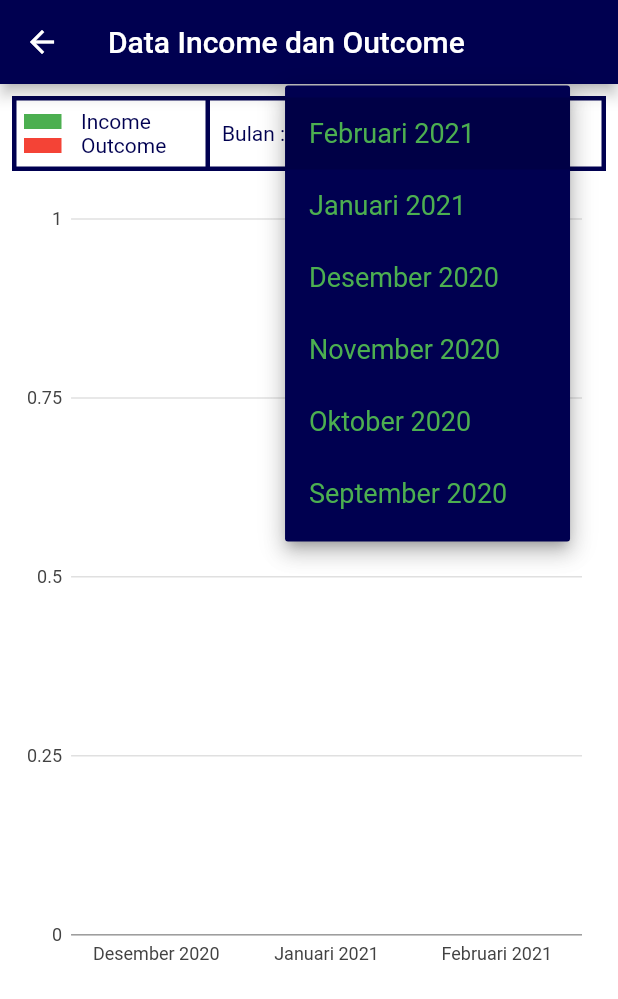
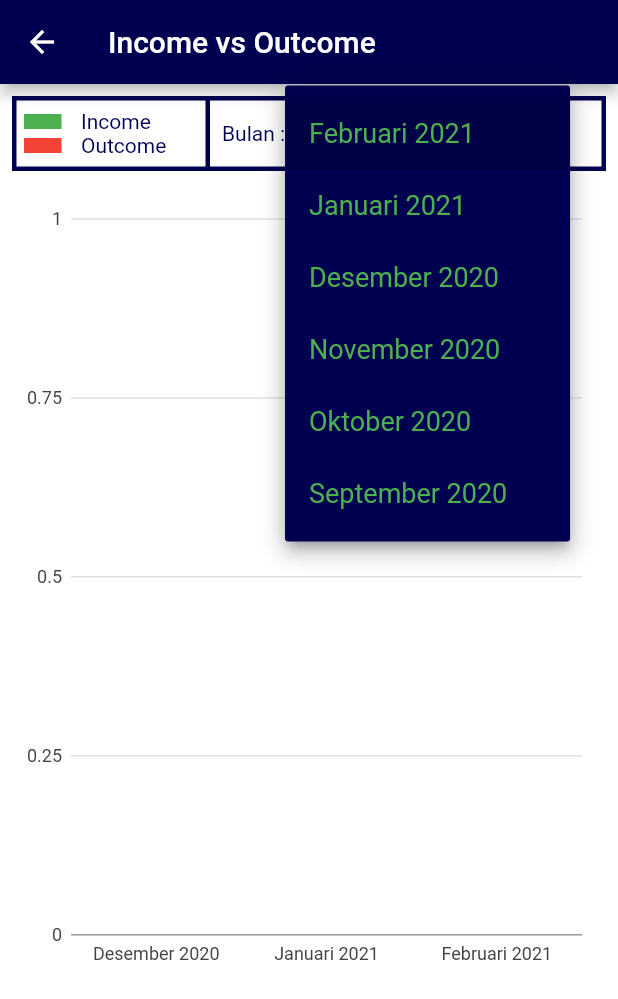
Before and after one commit to HairulAnamS/mynotes, a Flutter app: the GrafikPage screen opened directly, after a tap on an icon or button, on a phone screen of 412 x 824 dp. Shown: the top 999 px of the screen. Run offline on Flutter 3.47's test engine with Material 2 defaults, Android fonts, the light colour scheme and no system bars; our stand-ins replace charts_flutter, chips_choice, cloud_firestore, date_format, date_time_picker, firebase_auth and 12 more; missing offline and left inert: circular_bottom_navigation, custom_switch; accounts and stored records are empty; Roboto replaces fonts that are missing (Play).

Commit message:
finishing 1

```diff
--- a/lib/birthdayInput_page.dart
+++ b/lib/birthdayInput_page.dart
@@ -128,7 +128,7 @@ class _BirthdayInputPageState extends State<BirthdayInputPage> {
     people.jenisKelamin = (genderValue == 0) ? "L" : "P";
     people.urlPhoto = urlImage;
     people.tglLahir = fTglLahir;
-    people.bulan = getBulan(people.tglLahir);
+    people.bulan = getBulan(people.tglLahir, false);
   }
 
   Future<void> doSave(BuildContext context) async {
@@ -289,7 +289,7 @@ class _BirthdayInputPageState extends State<BirthdayInputPage> {
                 onChanged: (val) {
                   setState(() {
                     fTglLahir = new DateFormat("yyyy-MM-dd").parse(val);
-                    getBulan(fTglLahir);
+                    getBulan(fTglLahir, false);
                     print(val);
                   });
                 },
--- a/lib/constant.dart
+++ b/lib/constant.dart
@@ -10,7 +10,7 @@ const Color warna = const Color.fromARGB(255, 0, 0, 80);
 final formatter =
     new NumberFormat.currency(locale: 'id', decimalDigits: 0, symbol: 'Rp.');
 
-String getBulan(DateTime aDate) {
+String getBulan(DateTime aDate, bool isAddYears) {
   List bulanList = [
     "Januari",
     "Februari",
@@ -28,7 +28,11 @@ String getBulan(DateTime aDate) {
   String result;
   int idxBulan = aDate.month;
 
-  result = bulanList[idxBulan - 1] + ' ' + DateFormat('yyyy').format(aDate);
+  if (isAddYears){
+    result = bulanList[idxBulan - 1] + ' ' + DateFormat('yyyy').format(aDate);
+  }else{
+    result = bulanList[idxBulan - 1];
+  }
   //print('bulan lahir : ' + result);
   return result;
 }
--- a/lib/financeInput_page.dart
+++ b/lib/financeInput_page.dart
@@ -89,7 +89,7 @@ class _FinanceInputPageState extends State<FinanceInputPage> {
     finance.kategori = options[fKategori];
     finance.tglTrans = fTglTrans;
     finance.isDebet = fIsDebet;
-    finance.bulanTrans = getBulan(finance.tglTrans);
+    finance.bulanTrans = getBulan(finance.tglTrans, true);
   }
 
   bool checkValidate() {
@@ -337,7 +337,7 @@ class _FinanceInputPageState extends State<FinanceInputPage> {
                         onChanged: (val) {
                           setState(() {
                             fTglTrans = new DateFormat("yyyy-MM-dd").parse(val);
-                            getBulan(fTglTrans);
+                            getBulan(fTglTrans, true);
                             print(val);
                           });
                         },
--- a/lib/finance_page.dart
+++ b/lib/finance_page.dart
@@ -20,7 +20,7 @@ class _FinancePageState extends State<FinancePage> {
     new TabItem(Icons.history, "History", Colors.white,
         labelStyle:
             TextStyle(fontWeight: FontWeight.bold, color: Colors.white)),
-    new TabItem(Icons.stacked_line_chart, "Graphic", Colors.white,
+    new TabItem(Icons.stacked_line_chart, "Graph", Colors.white,
         labelStyle:
             TextStyle(color: Colors.white, fontWeight: FontWeight.bold)),
   ]);
--- a/lib/grafik_page.dart
+++ b/lib/grafik_page.dart
@@ -91,9 +91,9 @@ class _GrafikPageState extends State<GrafikPage> {
     tglAwal = DateTime(tglSkrg.year, tglSkrg.month - 2, 1);
     tglAkhir = DateTime(tglSkrg.year, tglSkrg.month + 1, 0);
 
-    bln2 = getBulan(tglSkrg);
-    bln1 = getBulan(DateTime(tglSkrg.year, tglSkrg.month - 1, 1));
-    bln0 = getBulan(DateTime(tglSkrg.year, tglSkrg.month - 2, 1));
+    bln2 = getBulan(tglSkrg, true);
+    bln1 = getBulan(DateTime(tglSkrg.year, tglSkrg.month - 1, 1), true);
+    bln0 = getBulan(DateTime(tglSkrg.year, tglSkrg.month - 2, 1), true);
 
     print('start ambil data');
     financeList = await financeDB.getFinanceFilter(tglAwal, tglAkhir);
@@ -139,7 +139,7 @@ class _GrafikPageState extends State<GrafikPage> {
     bulanList.clear();
 
     for (int i = 0; i < 6; i++) {
-      month = getBulan(aDate);
+      month = getBulan(aDate, true);
       bulanList.add(month);
       aDate = DateTime(aDate.year, aDate.month - 1, 1);
     }
@@ -152,7 +152,7 @@ class _GrafikPageState extends State<GrafikPage> {
       backgroundColor: Colors.white,
       appBar: AppBar(
         backgroundColor: warna,
-        title: Text('Data Income dan Outcome',
+        title: Text('Income vs Outcome',
             style: GoogleFonts.play(
                 textStyle: TextStyle(fontSize: 20, color: Colors.white))),
       ),
--- a/lib/history_page.dart
+++ b/lib/history_page.dart
@@ -42,7 +42,7 @@ class _HistoryPageState extends State<HistoryPage> {
     if (isUseFilter) {
       financeList = await financeDB.getFinanceFilter(tglAwal, tglAkhir);
     } else {
-      financeList = await financeDB.getFinance(getBulan(DateTime.now()));
+      financeList = await financeDB.getFinance(getBulan(DateTime.now(), true));
     }
     saldo = await financeDB.getSaldo();
     getCome(financeList);
--- a/lib/main_page.dart
+++ b/lib/main_page.dart
@@ -88,6 +88,7 @@ class MainPage extends StatelessWidget {
   @override
   Widget build(BuildContext context) {
     return MaterialApp(
+      color: Colors.white,
       debugShowCheckedModeBanner: false,
       home: Container(
         decoration: BoxDecoration(
```
Also changed, not shown: lib/birthday_page.dart (+15 -8 lines), lib/bmi_page.dart (+26 -28 lines), lib/dzikir_page.dart (+8 -19 lines).
